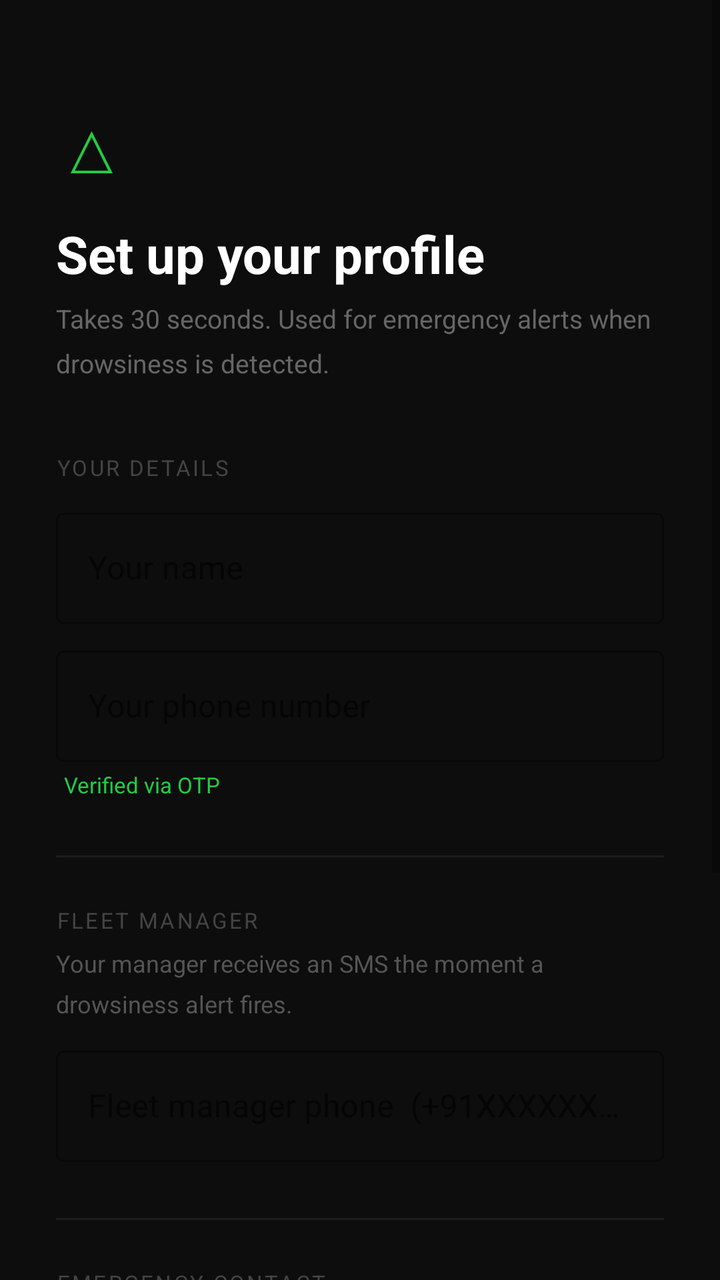
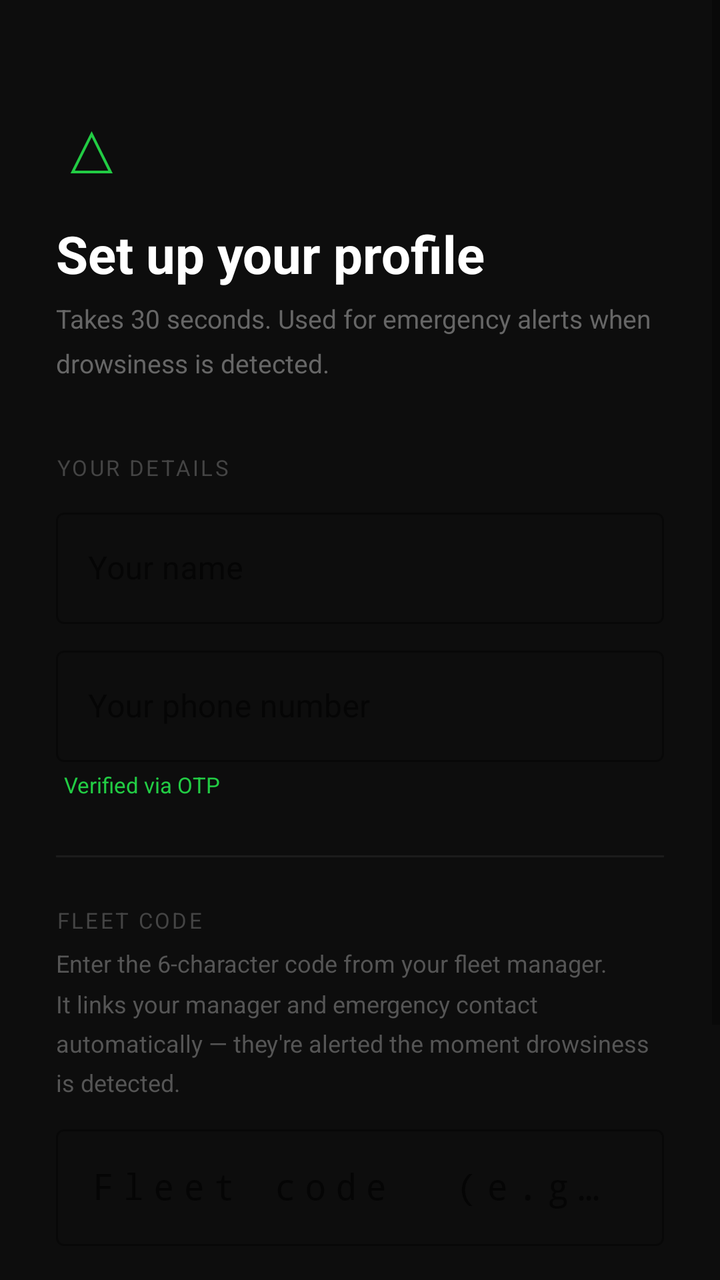

Before-and-after screenshots of an Android layout around one commit, followed by the original layout XML and the change that was made.
<!-- AndroidManifest.xml: application theme Theme.SmartHelm -->
<!-- res/layout/activity_setup.xml -->
<?xml version="1.0" encoding="utf-8"?>
<ScrollView xmlns:android="http://schemas.android.com/apk/res/android"
    android:layout_width="match_parent"
    android:layout_height="match_parent"
    android:background="#0d0d0d"
    android:fillViewport="true">

    <LinearLayout
        android:layout_width="match_parent"
        android:layout_height="wrap_content"
        android:orientation="vertical"
        android:padding="28dp">

        
        <TextView
            android:layout_width="wrap_content"
            android:layout_height="wrap_content"
            android:text="△"
            android:textSize="36sp"
            android:textColor="#22cc44"
            android:layout_marginTop="20dp"
            android:layout_marginBottom="12dp" />

        <TextView
            android:layout_width="match_parent"
            android:layout_height="wrap_content"
            android:text="Set up your profile"
            android:textSize="26sp"
            android:textColor="#FFFFFF"
            android:textStyle="bold"
            android:layout_marginBottom="6dp" />

        <TextView
            android:layout_width="match_parent"
            android:layout_height="wrap_content"
            android:text="Takes 30 seconds. Used for emergency alerts when drowsiness is detected."
            android:textSize="13sp"
            android:textColor="#666666"
            android:lineSpacingMultiplier="1.4"
            android:layout_marginBottom="36dp" />

        
        <TextView
            android:layout_width="match_parent"
            android:layout_height="wrap_content"
            android:text="YOUR DETAILS"
            android:textSize="11sp"
            android:textColor="#444444"
            android:letterSpacing="0.1"
            android:layout_marginBottom="10dp" />

        <com.google.android.material.textfield.TextInputLayout
            android:layout_width="match_parent"
            android:layout_height="wrap_content"
            android:hint="Your name"
            style="@style/Widget.MaterialComponents.TextInputLayout.OutlinedBox"
            android:layout_marginBottom="8dp">
            <com.google.android.material.textfield.TextInputEditText
                android:id="@+id/et_name"
                android:layout_width="match_parent"
                android:layout_height="wrap_content"
                android:inputType="textPersonName|textCapWords"
                android:textColor="#FFFFFF"
                android:imeOptions="actionNext" />
        </com.google.android.material.textfield.TextInputLayout>

        <com.google.android.material.textfield.TextInputLayout
            android:layout_width="match_parent"
            android:layout_height="wrap_content"
            android:hint="Your phone number"
            style="@style/Widget.MaterialComponents.TextInputLayout.OutlinedBox"
            android:layout_marginBottom="4dp">
            <com.google.android.material.textfield.TextInputEditText
                android:id="@+id/et_rider_phone"
                android:layout_width="match_parent"
                android:layout_height="wrap_content"
                android:inputType="phone"
                android:textColor="#AAAAAA"
                android:enabled="false" />
        </com.google.android.material.textfield.TextInputLayout>

        <TextView
            android:layout_width="match_parent"
            android:layout_height="wrap_content"
            android:text="Verified via OTP"
            android:textSize="11sp"
            android:textColor="#22cc44"
            android:paddingStart="4dp"
            android:layout_marginBottom="28dp" />

        
        <View android:layout_width="match_parent" android:layout_height="1dp"
            android:background="#1c1c1c" android:layout_marginBottom="24dp" />

        <TextView
            android:layout_width="match_parent"
            android:layout_height="wrap_content"
            android:text="FLEET MANAGER"
            android:textSize="11sp"
            android:textColor="#444444"
            android:letterSpacing="0.1"
            android:layout_marginBottom="6dp" />

        <TextView
            android:layout_width="match_parent"
            android:layout_height="wrap_content"
            android:text="Your manager receives an SMS the moment a drowsiness alert fires."
            android:textSize="12sp"
            android:textColor="#555555"
            android:lineSpacingMultiplier="1.4"
            android:layout_marginBottom="10dp" />

        <com.google.android.material.textfield.TextInputLayout
            android:layout_width="match_parent"
            android:layout_height="wrap_content"
            android:hint="Fleet manager phone  (+91XXXXXXXXXX)"
            style="@style/Widget.MaterialComponents.TextInputLayout.OutlinedBox"
            android:layout_marginBottom="28dp">
            <com.google.android.material.textfield.TextInputEditText
                android:id="@+id/et_fleet_manager"
                android:layout_width="match_parent"
                android:layout_height="wrap_content"
                android:inputType="phone"
                android:textColor="#FFFFFF"
                android:imeOptions="actionNext" />
        </com.google.android.material.textfield.TextInputLayout>

        
        <View android:layout_width="match_parent" android:layout_height="1dp"
            android:background="#1c1c1c" android:layout_marginBottom="24dp" />

        <TextView
            android:layout_width="match_parent"
            android:layout_height="wrap_content"
            android:text="EMERGENCY CONTACT"
            android:textSize="11sp"
            android:textColor="#444444"
            android:letterSpacing="0.1"
            android:layout_marginBottom="6dp" />

        <TextView
            android:layout_width="match_parent"
            android:layout_height="wrap_content"
            android:text="A family member or friend also alerted when you're drowsy."
            android:textSize="12sp"
            android:textColor="#555555"
            android:lineSpacingMultiplier="1.4"
            android:layout_marginBottom="10dp" />

        <com.google.android.material.textfield.TextInputLayout
            android:layout_width="match_parent"
            android:layout_height="wrap_content"
            android:hint="Emergency contact phone  (+91XXXXXXXXXX)"
            style="@style/Widget.MaterialComponents.TextInputLayout.OutlinedBox"
            android:layout_marginBottom="36dp">
            <com.google.android.material.textfield.TextInputEditText
                android:id="@+id/et_emergency"
                android:layout_width="match_parent"
                android:layout_height="wrap_content"
                android:inputType="phone"
                android:textColor="#FFFFFF"
                android:imeOptions="actionDone" />
        </com.google.android.material.textfield.TextInputLayout>

        
        <com.google.android.material.button.MaterialButton
            android:id="@+id/btn_get_started"
            android:layout_width="match_parent"
            android:layout_height="56dp"
            android:text="Get Started →"
            android:textSize="16sp"
            android:backgroundTint="#22cc44" />

        <ProgressBar
            android:id="@+id/progress_bar"
            android:layout_width="wrap_content"
            android:layout_height="wrap_content"
            android:layout_gravity="center"
            android:visibility="gone"
            android:layout_marginTop="16dp" />

        <TextView
            android:id="@+id/tv_error"
            android:layout_width="match_parent"
            android:layout_height="wrap_content"
            android:textColor="#ff4444"
            android:textSize="13sp"
            android:gravity="center"
            android:layout_marginTop="12dp"
            android:visibility="gone" />

        <TextView
            android:layout_width="match_parent"
            android:layout_height="wrap_content"
            android:text="Fleet manager and emergency contact fields are optional but strongly recommended."
            android:textColor="#333333"
            android:textSize="12sp"
            android:gravity="center"
            android:lineSpacingMultiplier="1.4"
            android:layout_marginTop="20dp" />

    </LinearLayout>
</ScrollView>
<!-- resources referenced by this layout -->
<resources>
  <style name="Theme.SmartHelm" parent="Theme.MaterialComponents.DayNight.DarkActionBar">
          <item name="colorPrimary">@color/colorPrimary</item>
          <item name="colorPrimaryVariant">@color/colorPrimaryDark</item>
          <item name="colorOnPrimary">#FFFFFF</item>
          <item name="colorSecondary">@color/colorAccent</item>
          <item name="android:windowBackground">@color/colorBackground</item>
          <item name="android:statusBarColor">@color/colorBackground</item>
      </style>
  <color name="colorPrimary">#22CC44</color>
  <color name="colorPrimaryDark">#1A9933</color>
  <color name="colorAccent">#22CC44</color>
  <color name="colorBackground">#121212</color>
</resources>

<!-- the commit's change to res/layout/activity_setup.xml (unified diff, before → after) -->
@@ -95,7 +95,7 @@
         <TextView
             android:layout_width="match_parent"
             android:layout_height="wrap_content"
-            android:text="FLEET MANAGER"
+            android:text="FLEET CODE"
             android:textSize="11sp"
             android:textColor="#444444"
             android:letterSpacing="0.1"
@@ -104,7 +104,7 @@
         <TextView
             android:layout_width="match_parent"
             android:layout_height="wrap_content"
-            android:text="Your manager receives an SMS the moment a drowsiness alert fires."
+            android:text="Enter the 6-character code from your fleet manager. It links your manager and emergency contact automatically — they're alerted the moment drowsiness is detected."
             android:textSize="12sp"
             android:textColor="#555555"
             android:lineSpacingMultiplier="1.4"
@@ -113,52 +113,19 @@
         <com.google.android.material.textfield.TextInputLayout
             android:layout_width="match_parent"
             android:layout_height="wrap_content"
-            android:hint="Fleet manager phone  (+91XXXXXXXXXX)"
-            style="@style/Widget.MaterialComponents.TextInputLayout.OutlinedBox"
-            android:layout_marginBottom="28dp">
-            <com.google.android.material.textfield.TextInputEditText
-                android:id="@+id/et_fleet_manager"
-                android:layout_width="match_parent"
-                android:layout_height="wrap_content"
-                android:inputType="phone"
-                android:textColor="#FFFFFF"
-                android:imeOptions="actionNext" />
-        </com.google.android.material.textfield.TextInputLayout>
-
-        
-        <View android:layout_width="match_parent" android:layout_height="1dp"
-            android:background="#1c1c1c" android:layout_marginBottom="24dp" />
-
-        <TextView
-            android:layout_width="match_parent"
-            android:layout_height="wrap_content"
-            android:text="EMERGENCY CONTACT"
-            android:textSize="11sp"
-            android:textColor="#444444"
-            android:letterSpacing="0.1"
-            android:layout_marginBottom="6dp" />
-
-        <TextView
-            android:layout_width="match_parent"
-            android:layout_height="wrap_content"
-            android:text="A family member or friend also alerted when you're drowsy."
-            android:textSize="12sp"
-            android:textColor="#555555"
-            android:lineSpacingMultiplier="1.4"
-            android:layout_marginBottom="10dp" />
-
-        <com.google.android.material.textfield.TextInputLayout
-            android:layout_width="match_parent"
-            android:layout_height="wrap_content"
-            android:hint="Emergency contact phone  (+91XXXXXXXXXX)"
+            android:hint="Fleet code  (e.g. K6JB5G)"
             style="@style/Widget.MaterialComponents.TextInputLayout.OutlinedBox"
             android:layout_marginBottom="36dp">
             <com.google.android.material.textfield.TextInputEditText
-                android:id="@+id/et_emergency"
+                android:id="@+id/et_fleet_code"
                 android:layout_width="match_parent"
                 android:layout_height="wrap_content"
-                android:inputType="phone"
+                android:inputType="textCapCharacters"
+                android:maxLength="6"
                 android:textColor="#FFFFFF"
+                android:letterSpacing="0.25"
+                android:textSize="18sp"
+                android:fontFamily="monospace"
                 android:imeOptions="actionDone" />
         </com.google.android.material.textfield.TextInputLayout>
 
@@ -192,7 +159,7 @@
         <TextView
             android:layout_width="match_parent"
             android:layout_height="wrap_content"
-            android:text="Fleet manager and emergency contact fields are optional but strongly recommended."
+            android:text="Ask your fleet manager for your code. Don't have one yet? Leave it blank — you can add it later from settings."
             android:textColor="#333333"
             android:textSize="12sp"
             android:gravity="center"
